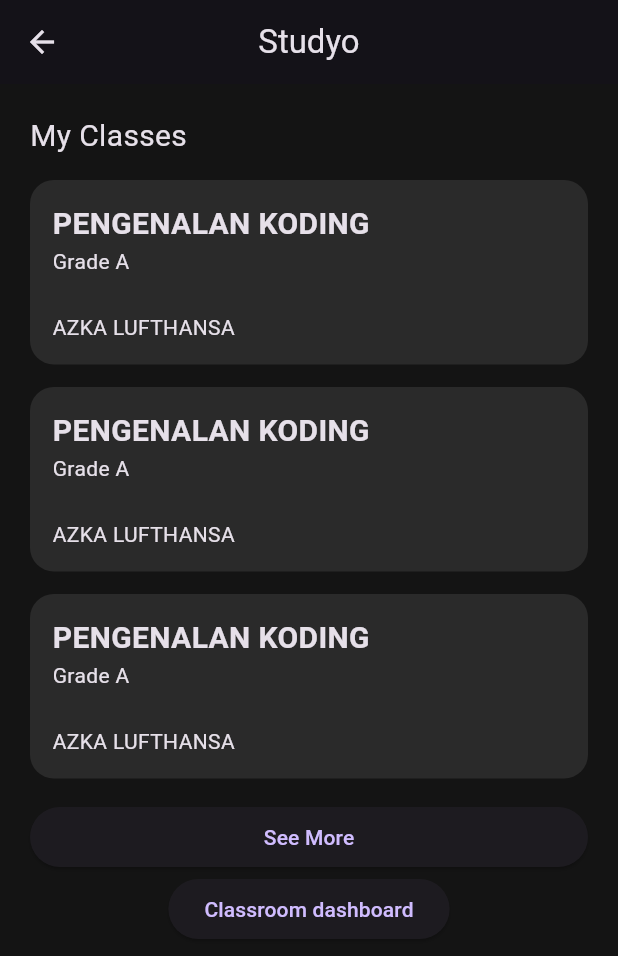
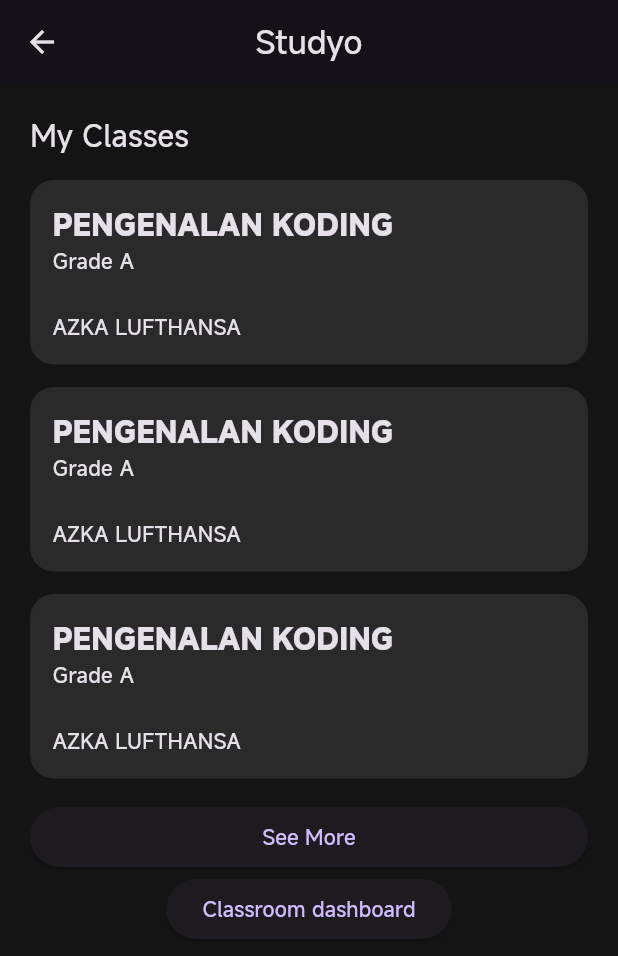
Before and after one commit to AzkaLufthansa/StudyO, a Flutter app: the screen it shows after launch, after a tap on "Lanjutkan dengan Google", on a phone screen of 412 x 824 dp. Shown: the top 956 px of the screen. Run offline on Flutter 3.47's test engine with Material 3 defaults, Android fonts, the phone set to English and light mode, and no system bars; our stand-ins replace flutter_bloc, get, supabase_flutter; accounts and stored records are empty.

Commit message:
add and use font MiSans

```diff
--- a/lib/main.dart
+++ b/lib/main.dart
@@ -27,9 +27,11 @@
         brightness: Brightness.dark
       ),
       darkTheme: ThemeData(
+        fontFamily: 'MiSans',
         brightness: Brightness.dark
       ),
       themeMode: ThemeMode.dark,
+
       home: LoginPage(),
       getPages: AppRoutes.pageRoute,
     );
--- a/lib/screens/home_page.dart
+++ b/lib/screens/home_page.dart
@@ -1,11 +1,12 @@
 import 'package:flutter/material.dart';
+import 'package:get/get.dart';
 import 'package:study_o/utils/app_colors.dart';
 import 'package:study_o/utils/dimens.dart';
 
 import '../widgets/home/my_classes_section.dart';
 
 class HomePage extends StatelessWidget {
-  const HomePage({Key? key}) : super(key: key);
+  const HomePage({super.key});
 
   @override
   Widget build(BuildContext context) {
@@ -20,9 +21,7 @@ class HomePage extends StatelessWidget {
         child: Column(
           children: [
             // My Classes Section
-            Container(
-              child: MyClassesSection(),
-            ),
+            MyClassesSection(),
             ElevatedButton(
               onPressed: () {
               Get.toNamed('/classroom_dashboard');
```
Also changed, not shown: pubspec.yaml (+12 -11 lines), assets/fonts/MiSansLatin-Bold.ttf (added), assets/fonts/MiSansLatin-Demibold.ttf (added), assets/fonts/MiSansLatin-ExtraLight.ttf (added), assets/fonts/MiSansLatin-Heavy.ttf (added), assets/fonts/MiSansLatin-Light.ttf (added), assets/fonts/MiSansLatin-Medium.ttf (added), assets/fonts/MiSansLatin-Normal.ttf (added), assets/fonts/MiSansLatin-Regular.ttf (added), assets/fonts/MiSansLatin-Semibold.ttf (added), assets/fonts/MiSansLatin-Thin.ttf (added).
